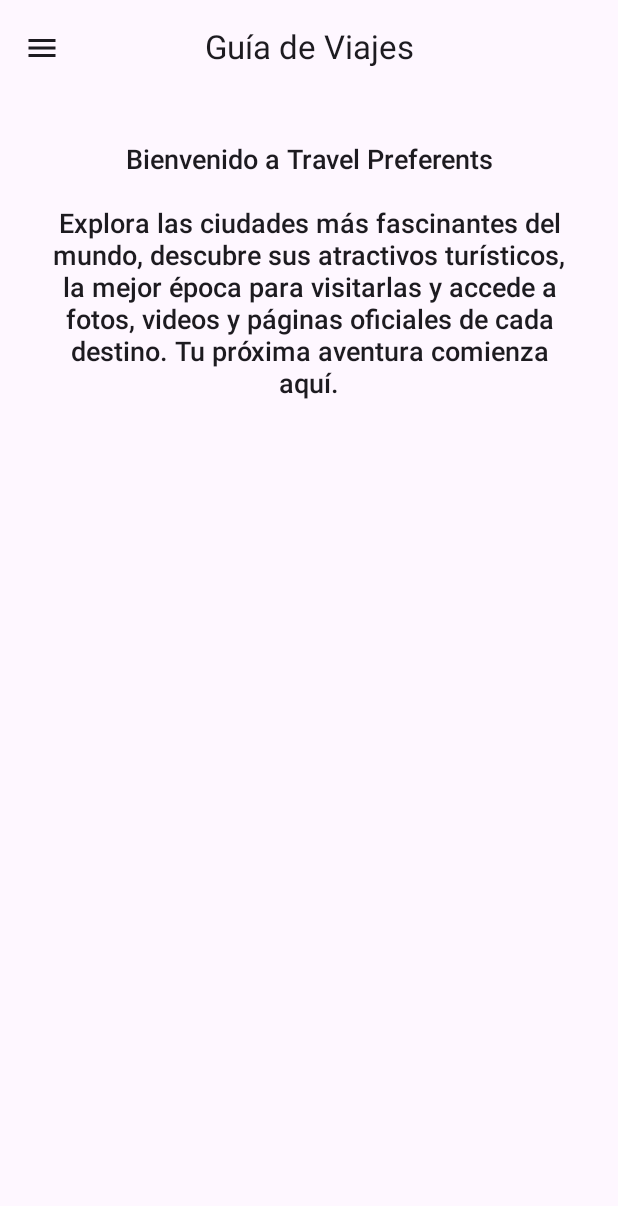
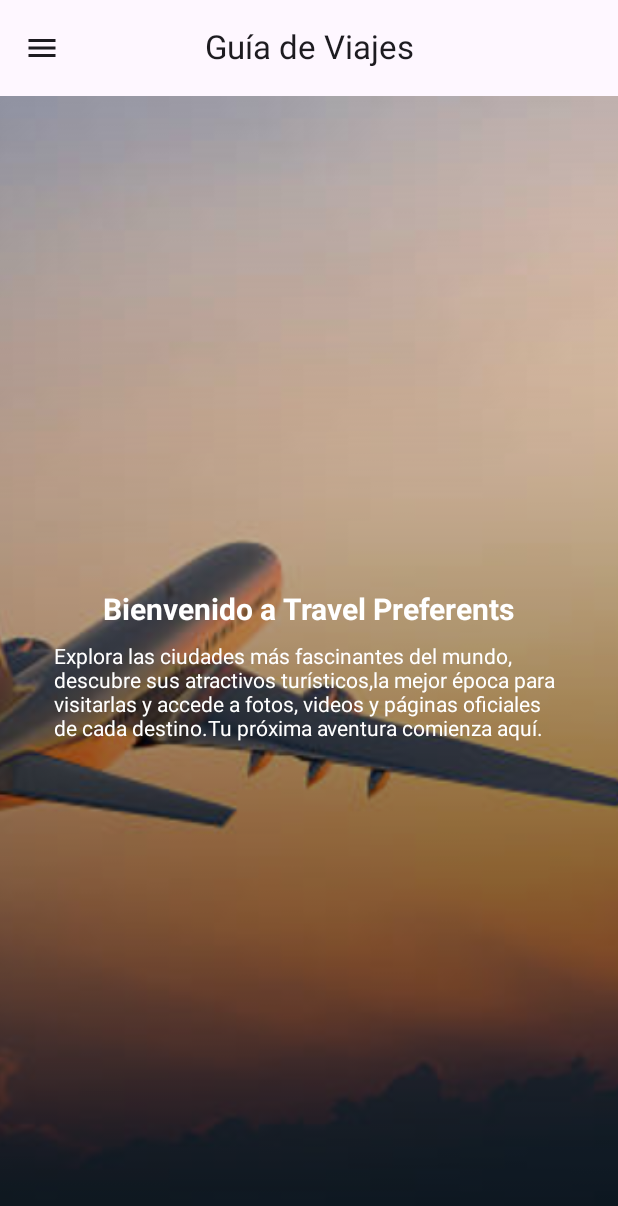
Before and after one commit to janaldana2025/travelpreferents, an Android app built with Jetpack Compose: the screen it shows after launch (MainActivity), on a phone screen of 412 x 824 dp. Shown: the top 1206 px of the screen. Run offline under Robolectric (Android 15) with nearby library versions, the phone set to English and light mode, and no system bars.

Commit message:
cambios en InicioScreen, MainActivity.kt

```diff
--- a/app/src/main/java/com/example/travel_preferents/MainActivity.kt
+++ b/app/src/main/java/com/example/travel_preferents/MainActivity.kt
@@ -317,19 +317,56 @@ fun NavHostContainer(navController: NavHostController, modifier: Modifier = Modi
 // --- SCREENS
 @Composable
 fun InicioScreen() {
-    Box(modifier = Modifier.fillMaxSize().padding(16.dp), contentAlignment = Alignment.TopStart) {
-        Text(
-            text = "Bienvenido a Travel Preferents\n\n" +
-                    "Explora las ciudades más fascinantes del mundo, descubre sus atractivos turísticos, " +
-                    "la mejor época para visitarlas y accede a fotos, videos y páginas oficiales de cada destino. " +
-                    "Tu próxima aventura comienza aquí.",
-            fontSize = 18.sp,
-            fontWeight = FontWeight.Medium,
-            textAlign = TextAlign.Center,
-            modifier = Modifier.padding(16.dp)
+    Box(modifier = Modifier.fillMaxSize()) {
+
+        Image(
+            painter = painterResource(id = R.drawable.viaje),
+            contentDescription = "Imagen de fondo",
+            modifier = Modifier.fillMaxSize(),
+            contentScale = ContentScale.Crop
         )
+
+
+        Box(
+            modifier = Modifier
+                .fillMaxSize()
+                .background(
+                    Brush.verticalGradient(
+                        colors = listOf(Color.Transparent, Color(0xAA000000)),
+                        startY = 0f,
+                        endY = Float.POSITIVE_INFINITY
+                    )
+                )
+        )
+
+
+        Column(
+            modifier = Modifier
+                .fillMaxSize()
+                .padding(24.dp),
+            verticalArrangement = Arrangement.Center,
+            horizontalAlignment = Alignment.CenterHorizontally
+        ) {
+            Text(
+                text = "Bienvenido a Travel Preferents",
+                fontSize = 20.sp,
+                fontWeight = FontWeight.Bold,
+                color = Color.White
+            )
+
+            Spacer(modifier = Modifier.height(12.dp))
+
+            Text(
+                text = "Explora las ciudades más fascinantes del mundo, descubre sus atractivos turísticos,la mejor época para visitarlas y accede a fotos, videos y páginas oficiales de cada destino.Tu próxima aventura comienza aquí.",
+                fontSize = 14.sp,
+                color = Color.White,
+                modifier = Modifier.padding(horizontal = 12.dp)
+            )
+        }
     }
 }
+
+
 
 @Composable
 fun CitiesListScreen(cities: List<City>, onCityClick: (String) -> Unit) {
```
Also changed, not shown: app/src/main/res/drawable/viaje.jpg (added).
